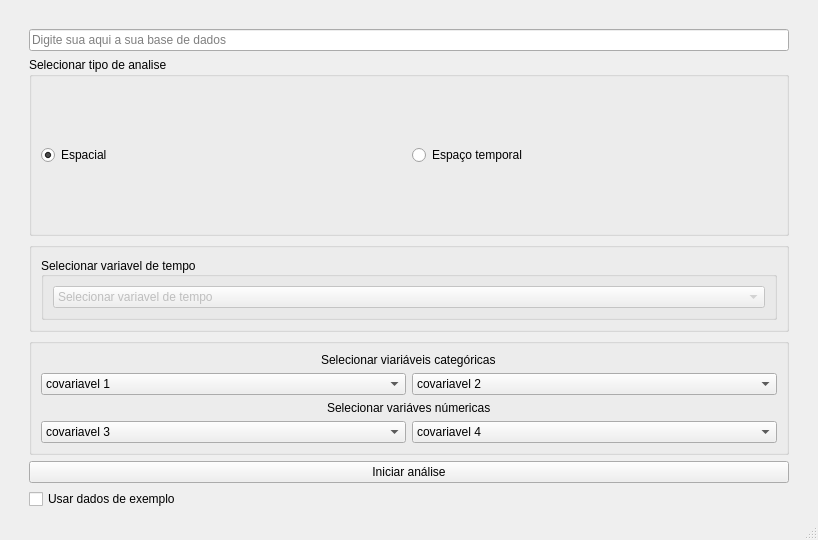
Old version of the form GUI/layouts/analysis.ui in the repository rodriguesmsb/pyBIS.
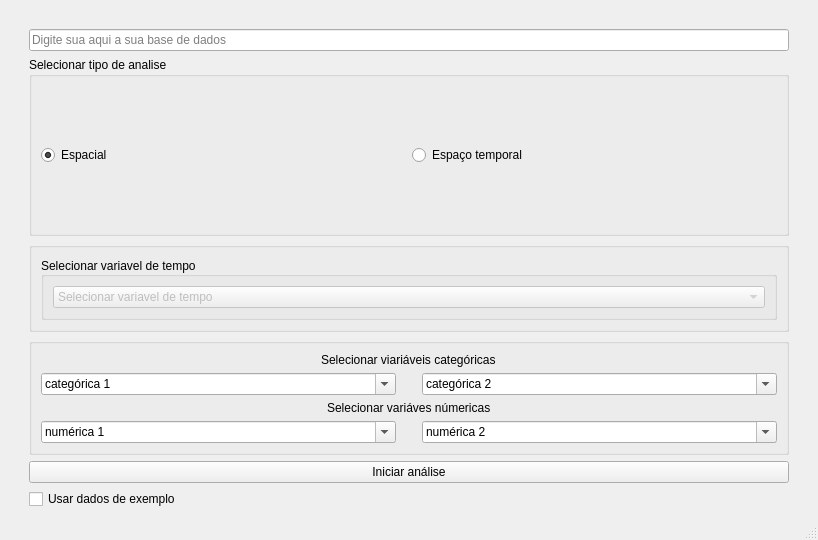
New version of the form. Icons and pictures are not drawn.

Patch:
```diff
--- a/GUI/layouts/analysis.ui
+++ b/GUI/layouts/analysis.ui
@@ -120,18 +120,40 @@
           <layout class="QHBoxLayout" name="horizontalLayout_6">
            <item>
             <widget class="QComboBox" name="comboBox_7">
+             <property name="editable">
+              <bool>true</bool>
+             </property>
              <item>
               <property name="text">
-               <string>covariavel 1</string>
+               <string>categórica 1</string>
               </property>
              </item>
             </widget>
            </item>
+           <item>
+            <spacer name="horizontalSpacer_3">
+             <property name="orientation">
+              <enum>Qt::Horizontal</enum>
+             </property>
+             <property name="sizeType">
+              <enum>QSizePolicy::Preferred</enum>
+             </property>
+             <property name="sizeHint" stdset="0">
+              <size>
+               <width>20</width>
+               <height>20</height>
+              </size>
+             </property>
+            </spacer>
+           </item>
            <item>
             <widget class="QComboBox" name="comboBox_8">
+             <property name="editable">
+              <bool>true</bool>
+             </property>
              <item>
               <property name="text">
-               <string>covariavel 2</string>
+               <string>categórica 2</string>
               </property>
              </item>
             </widget>
@@ -149,18 +171,40 @@
           <layout class="QHBoxLayout" name="horizontalLayout_7">
            <item>
             <widget class="QComboBox" name="comboBox_9">
+             <property name="editable">
+              <bool>true</bool>
+             </property>
              <item>
               <property name="text">
-               <string>covariavel 3</string>
+               <string>numérica 1</string>
               </property>
              </item>
             </widget>
            </item>
+           <item>
+            <spacer name="horizontalSpacer_4">
+             <property name="orientation">
+              <enum>Qt::Horizontal</enum>
+             </property>
+             <property name="sizeType">
+              <enum>QSizePolicy::Preferred</enum>
+             </property>
+             <property name="sizeHint" stdset="0">
+              <size>
+               <width>20</width>
+               <height>20</height>
+              </size>
+             </property>
+            </spacer>
+           </item>
            <item>
             <widget class="QComboBox" name="comboBox_10">
+             <property name="editable">
+              <bool>true</bool>
+             </property>
              <item>
               <property name="text">
-               <string>covariavel 4</string>
+               <string>numérica 2</string>
               </property>
              </item>
             </widget>
```
